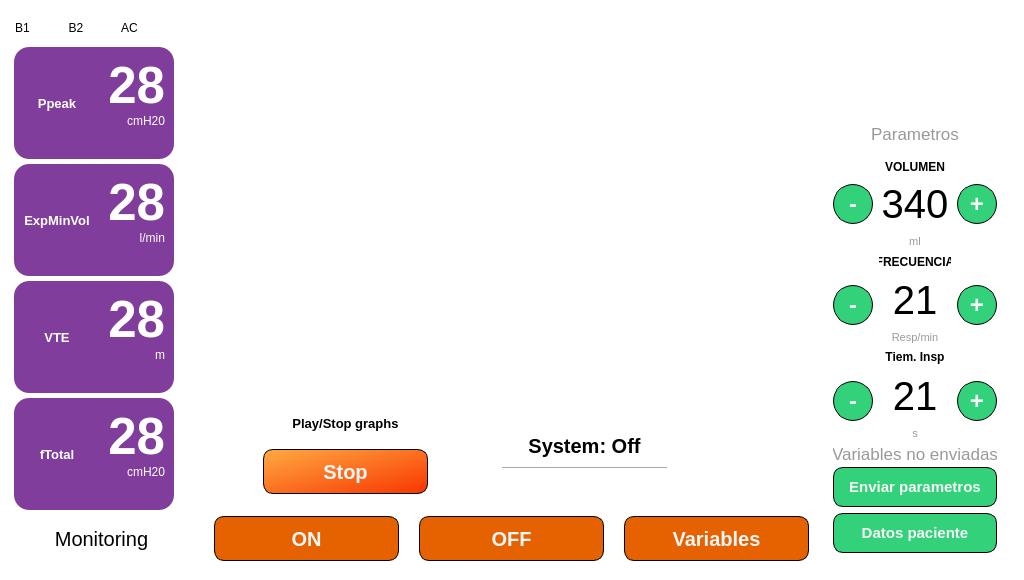
Above: main.ui from JulianDuque97/EPI before the change. Below: the same form after it.
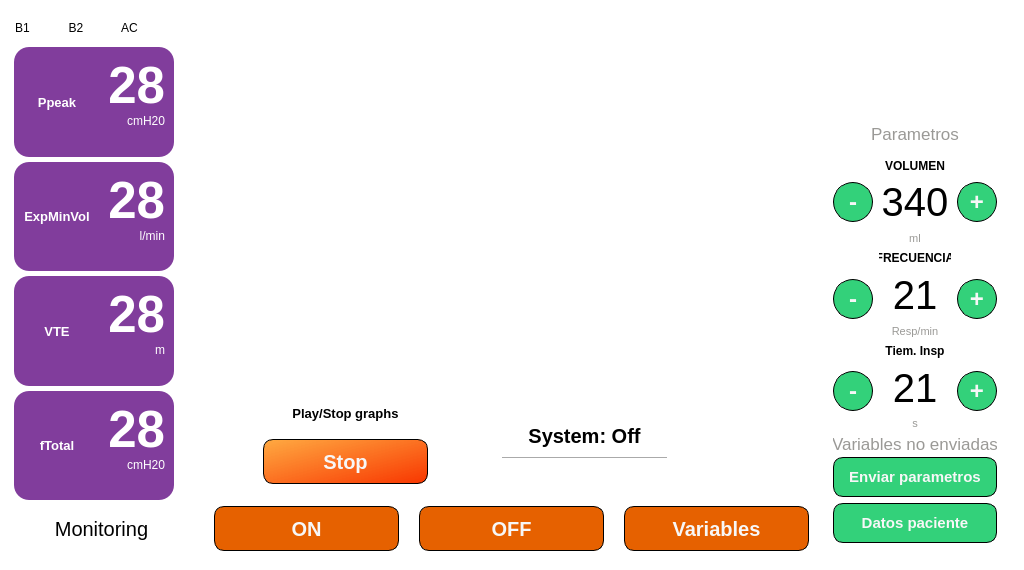
That is the form after the change. Icons and pictures are not drawn. Custom widgets are drawn as their Qt base class.

Commit message: chaning size UI

Patch:
```diff
--- a/main.ui
+++ b/main.ui
@@ -10,7 +10,7 @@
     <x>0</x>
     <y>0</y>
     <width>1024</width>
-    <height>580</height>
+    <height>570</height>
    </rect>
   </property>
   <property name="sizePolicy">
@@ -22,7 +22,7 @@
   <property name="minimumSize">
    <size>
     <width>1024</width>
-    <height>580</height>
+    <height>570</height>
    </size>
   </property>
   <property name="maximumSize">
```
The commit also changes 1 other file.
